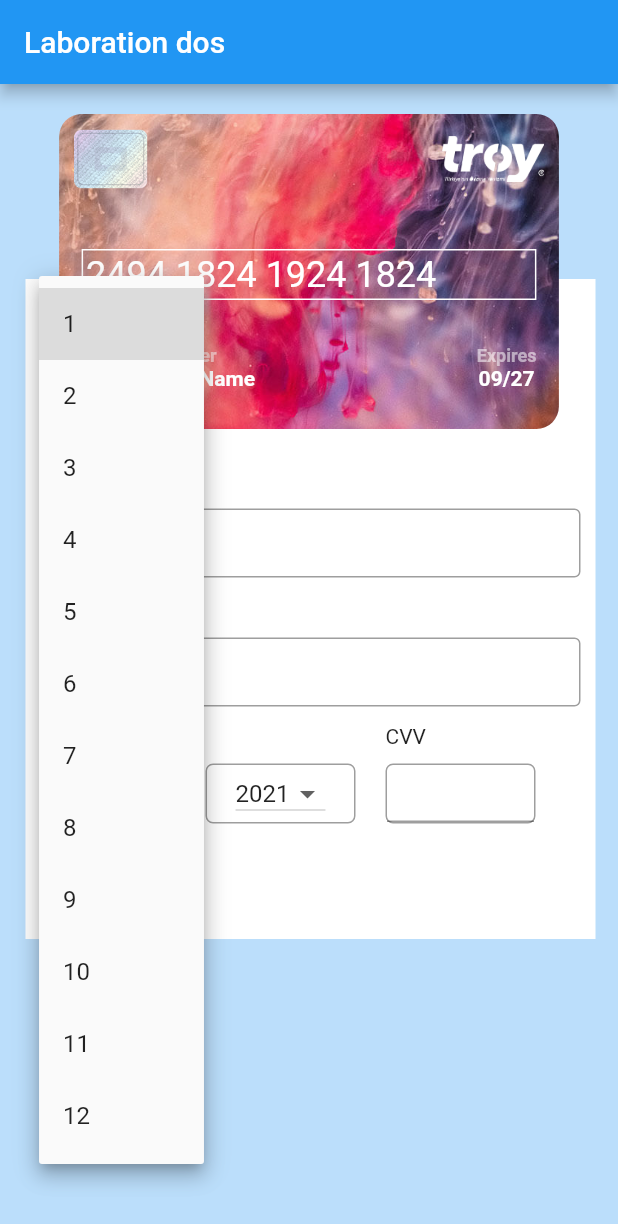
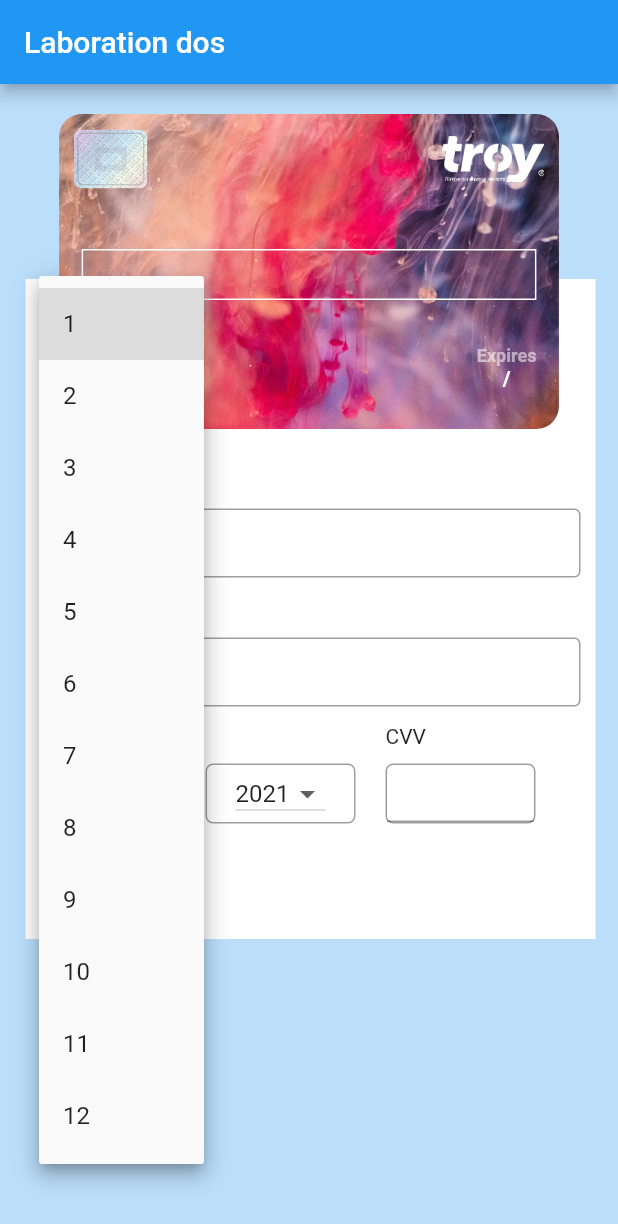
Before and after one commit to kouznetsov1/TDDC73, a Flutter app: the screen it shows after launch, after a tap on an icon or button, on a phone screen of 412 x 824 dp. Shown: the top 1224 px of the screen. Run offline on Flutter 3.47's test engine with Material 2 defaults, Android fonts, the phone set to English and light mode, and no system bars.

Commit message:
added state management etc.

```diff
--- /dev/null
+++ b/lab2/lib/cardmodel.dart
@@ -0,0 +1,53 @@
+import 'package:flutter/cupertino.dart';
+
+class CardModel extends ChangeNotifier{
+  String _expirationDateMonth = "";
+  String _expirationDateYear = "";
+  String _cardNumber = "";
+  String _cardCVV = "";
+  String _cardHolderName = "";
+  bool _frontCard = false;
+
+  String get cardNumber => _cardNumber;
+  String get expirationDateMonth => _expirationDateMonth;
+  String get expirationDateYear => _expirationDateYear;
+  String get cardCVV => _cardCVV;
+  bool get frontCard => _frontCard;
+  String get cardHolderName => _cardHolderName;
+
+
+  void changeCardNumber(String cardNumber){
+    _cardNumber = cardNumber;
+    notifyListeners();
+  }
+
+  void changeName(String name){
+    _cardHolderName = name;
+    notifyListeners();
+  }
+
+  void changeCardCVV(String cardCVV){
+    _cardCVV = cardCVV;
+    notifyListeners();
+  }
+
+  void changeExpirationDateMonth(String month){
+    _expirationDateMonth = month;
+    notifyListeners();
+  }
+
+  void changeExpirationDateYear(String year){
+    _expirationDateYear = year;
+    notifyListeners();
+  }
+
+  void setCardFront(){
+    _frontCard = true;
+    notifyListeners();
+  }
+
+  void setCardBack(){
+    _frontCard = false;
+    notifyListeners();
+  }
+}
--- a/lab2/lib/main.dart
+++ b/lab2/lib/main.dart
@@ -1,8 +1,15 @@
 import 'package:flutter/material.dart';
 import 'dart:math';
+import 'package:provider/provider.dart';
+import 'cardmodel.dart';
 
 void main() {
-  runApp(const MyApp());
+  runApp(
+    ChangeNotifierProvider(
+      create: (context) => CardModel(),
+      child: const MyApp(),
+    ),
+  );
 }
 
 class MyApp extends StatefulWidget {
@@ -13,8 +20,6 @@ class MyApp extends StatefulWidget {
 }
 
 class _MyAppState extends State<MyApp> {
-  final data = Data();
-
   @override
   Widget build(BuildContext context) {
     return MaterialApp(
@@ -25,10 +30,11 @@ class _MyAppState extends State<MyApp> {
           ),
           body: Stack(
             children: [
+              // INPUTBOX
               Positioned(
                   child: Container(
                     child: const Positioned(
-                      child: InputBox(/*data: data*/),
+                      child: InputBox(),
                     ),
                     margin: const EdgeInsets.only(top: 10),
                     color: Colors.white,
@@ -37,6 +43,7 @@ class _MyAppState extends State<MyApp> {
                   width: 380,
                   right: 15,
                   top: 120),
+              // CREDITCARD
               Positioned(
                   child: Container(
                     child: const FractionallySizedBox(
@@ -79,7 +86,7 @@ class _CreditCardState extends State<CreditCard> {
         )),
         child: Column(
           children: [
-            // FIRST ROW
+            // FIRST ROW - SILVER CARD, CARD LOGO
             Row(
               crossAxisAlignment: CrossAxisAlignment.start,
               children: [
@@ -104,7 +111,7 @@ class _CreditCardState extends State<CreditCard> {
                     )),
               ],
             ),
-            // SECOND ROW
+            // SECOND ROW - CARD NUMBER
             Container(
                 alignment: Alignment.centerLeft,
                 margin: const EdgeInsets.only(
@@ -114,11 +121,15 @@ class _CreditCardState extends State<CreditCard> {
                 ),
                 child: Container(
                   margin: const EdgeInsets.all(2),
-                    child: const Text(
-                      "2494 1824 1924 1824",
-                      style: TextStyle(fontSize: 24, color: Colors.white),
-                    ))),
-            // THIRD ROW
+                  child: Consumer<CardModel>(
+                    builder: (context, card, child) {
+                      return Text(card.cardNumber,
+                          style: const TextStyle(
+                              fontSize: 24, color: Colors.white));
+                    },
+                  ),
+                )),
+            // THIRD ROW - CARD HOLDER NAME, NUMBER, EXPIRATION DATE
             Row(
               crossAxisAlignment: CrossAxisAlignment.start,
               children: [
@@ -127,9 +138,9 @@ class _CreditCardState extends State<CreditCard> {
                   child: Container(
                     margin: const EdgeInsets.only(left: 15),
                     child: Column(
-                      mainAxisAlignment: MainAxisAlignment.center,
-                      children: const [
-                        Text(
+                      crossAxisAlignment: CrossAxisAlignment.start,
+                      children: [
+                        const Text(
                           "Card Holder",
                           style: TextStyle(
                             color: Colors.white54,
@@ -138,11 +149,15 @@ class _CreditCardState extends State<CreditCard> {
                           ),
                           textAlign: TextAlign.left,
                         ),
-                        Text("Card Holder Name",
-                            style: TextStyle(
+                        Consumer<CardModel>(
+                          builder: (context, card, child) {
+                            return Text(card.cardHolderName,
+                                style: const TextStyle(
                                     color: Colors.white,
                                     fontSize: 14,
-                                fontWeight: FontWeight.bold))
+                                    fontWeight: FontWeight.bold));
+                          },
+                        )
                       ],
                     ),
                   ),
@@ -158,8 +173,8 @@ class _CreditCardState extends State<CreditCard> {
                     margin: const EdgeInsets.only(right: 15),
                     child: Column(
                       mainAxisAlignment: MainAxisAlignment.end,
-                      children: const [
-                        Text(
+                      children: [
+                        const Text(
                           "Expires",
                           style: TextStyle(
                             color: Colors.white54,
@@ -168,11 +183,14 @@ class _CreditCardState extends State<CreditCard> {
                           ),
                           textAlign: TextAlign.left,
                         ),
-                        Text("09/27",
-                            style: TextStyle(
+                        Consumer<CardModel>(builder: (context, card, child) {
+                          return Text(
+                              "${card.expirationDateMonth}/${card.expirationDateYear}",
+                              style: const TextStyle(
                                   color: Colors.white,
                                   fontSize: 14,
-                                fontWeight: FontWeight.bold))
+                                  fontWeight: FontWeight.bold));
+                        }),
                       ],
                     ),
                   ),
@@ -184,16 +202,6 @@ class _CreditCardState extends State<CreditCard> {
       ),
     );
   }
-}
-
-class Data {
-  String expirationDateMonth = "";
-  String expirationDateYear = "";
-  String cardNumber = "";
-  String cardCVV = "";
-  String amexCardMask = "#### ###### #####";
-  String otherCardMask = "#### #### #### ####";
-  bool isCardFlipped = false;
 }
 
 class InputBox extends StatefulWidget {
@@ -233,8 +241,18 @@ class _InputBoxState extends State<InputBox> {
     "2030"
   ];
 
-  final myController = TextEditingController();
+  final TextEditingController _myControllerNumber = TextEditingController();
+  final TextEditingController _myControllerName = TextEditingController();
+  final TextEditingController _myControllerCVV = TextEditingController();
 
+  @override
+  void dispose() {
+    // Clean up controller when widget is disposed.
+    _myControllerNumber.dispose();
+    _myControllerName.dispose();
+    _myControllerCVV.dispose();
+    super.dispose();
+  }
 
   @override
   Widget build(BuildContext context) {
@@ -248,34 +266,57 @@ class _InputBoxState extends State<InputBox> {
             const SizedBox(
               height: 100,
             ),
+            // CARD NUMBER - TEXT
             Container(
               child: const Text("Card Number"),
               padding: const EdgeInsets.only(left: 10, top: 25),
             ),
+            // CARD NUMBER - INPUT
             Container(
-                child: const Padding(
-                    padding: EdgeInsets.symmetric(horizontal: 10, vertical: 12),
-                    child: TextField(
-                      decoration: InputDecoration(
+                child: Padding(
+                  padding:
+                      const EdgeInsets.symmetric(horizontal: 10, vertical: 12),
+                  child: Consumer<CardModel>(builder: (context, card, child) {
+                    return TextField(
+                        controller: _myControllerNumber,
+                        decoration: const InputDecoration(
                           border: OutlineInputBorder(),
                         ),
-                    )),
+                        onTap: () => card.setCardFront(),
+                        onChanged: (text) {
+                          card.changeCardNumber(text);
+                        });
+                  }),
+                ),
                 width: 400,
                 height: 70),
+            // CARD NAME - TEXT
             Container(
               child: const Text("Card Name"),
               padding: const EdgeInsets.only(left: 10),
             ),
+            // CARD NAME - INPUT
             Container(
-                child: const Padding(
-                    padding: EdgeInsets.symmetric(horizontal: 10, vertical: 12),
-                    child: TextField(
-                      decoration: InputDecoration(
+                child: Padding(
+                    padding: const EdgeInsets.symmetric(
+                        horizontal: 10, vertical: 12),
+                    child: Consumer<CardModel>(
+                      builder: (context, card, child) {
+                        return TextField(
+                          controller: _myControllerName,
+                          decoration: const InputDecoration(
                             border: OutlineInputBorder(),
                           ),
+                          onChanged: (text) {
+                            card.changeName(text);
+                          },
+                          onTap: () => card.setCardFront(),
+                        );
+                      },
                     )),
                 width: 400,
                 height: 70),
+            // EXPIRATION DATE, CVV
             Row(
               children: [
                 Column(
@@ -297,12 +338,16 @@ class _InputBoxState extends State<InputBox> {
                           decoration: const ShapeDecoration(
                               shape: RoundedRectangleBorder(
                             side: BorderSide(
-                                width: 1.0, style: BorderStyle.solid, color: Colors.grey),
+                                width: 1.0,
+                                style: BorderStyle.solid,
+                                color: Colors.grey),
                             borderRadius:
                                 BorderRadius.all(Radius.circular(5.0)),
                           )),
                           // MONTH DROPDOWN
-                          child: DropdownButton(
+                          child: Consumer<CardModel>(
+                              builder: (context, card, child) {
+                            return DropdownButton(
                               hint: const Text("Month"),
                               alignment: Alignment.center,
                               value: expirationDateMonth,
@@ -316,8 +361,11 @@ class _InputBoxState extends State<InputBox> {
                                 setState(() {
                                   expirationDateMonth = newValue!;
                                 });
+                                card.changeExpirationDateMonth(newValue!);
                               },
-                          ),
+                              onTap: () => card.setCardFront(),
+                            );
+                          }),
                         ),
                         const SizedBox(width: 10),
                         Container(
@@ -327,12 +375,16 @@ class _InputBoxState extends State<InputBox> {
                             decoration: const ShapeDecoration(
                                 shape: RoundedRectangleBorder(
                               side: BorderSide(
-                                width: 1.0, style: BorderStyle.solid, color: Colors.grey),
+                                  width: 1.0,
+                                  style: BorderStyle.solid,
+                                  color: Colors.grey),
                               borderRadius:
                                   BorderRadius.all(Radius.circular(5.0)),
                             )),
                             // YEAR DROPDOWN
-                          child: DropdownButton(
+                            child: Consumer<CardModel>(
+                                builder: (context, card, child) {
+                              return DropdownButton(
                                 hint: const Text("Year"),
                                 alignment: Alignment.center,
                                 value: expirationDateYear,
@@ -346,9 +398,11 @@ class _InputBoxState extends State<InputBox> {
                                   setState(() {
                                     expirationDateYear = newValue!;
                                   });
+                                  card.changeExpirationDateYear(newValue!);
                                 },
-                          ),
-                        ),
+                                onTap: () => card.setCardFront(),
+                              );
+                            })),
                       ],
                     )
                   ],
@@ -364,9 +418,15 @@ class _InputBoxState extends State<InputBox> {
                       padding: const EdgeInsets.only(bottom: 10),
                     ),
                     Container(
-                      child: TextField(
-                        decoration: InputDecoration(
-                        ),
+                      child: Consumer<CardModel>(
+                        builder: (context, card, child) {
+                          return TextField(
+                            onTap: () => card.setCardBack(),
+                              controller: _myControllerCVV,
+                              onChanged: (text) {
+                                card.changeCardCVV(text);
+                              });
+                        },
                       ),
                       width: 100,
                       height: 40,
@@ -374,7 +434,10 @@ class _InputBoxState extends State<InputBox> {
                       // Rounded border
                       decoration: const ShapeDecoration(
                           shape: RoundedRectangleBorder(
-                        side: BorderSide(width: 1.0, style: BorderStyle.solid, color: Colors.grey),
+                        side: BorderSide(
+                            width: 1.0,
+                            style: BorderStyle.solid,
+                            color: Colors.grey),
                         borderRadius: BorderRadius.all(Radius.circular(5.0)),
                       )),
                     ),
--- a/lab2/pubspec.yaml
+++ b/lab2/pubspec.yaml
@@ -29,6 +29,7 @@ environment:
 dependencies:
   flutter:
     sdk: flutter
+  provider: 6.0.0
 
 
   # The following adds the Cupertino Icons font to your application.
```
Also changed, not shown: lab2/pubspec.lock. Lines whose indentation alone changed are shown as unchanged.
